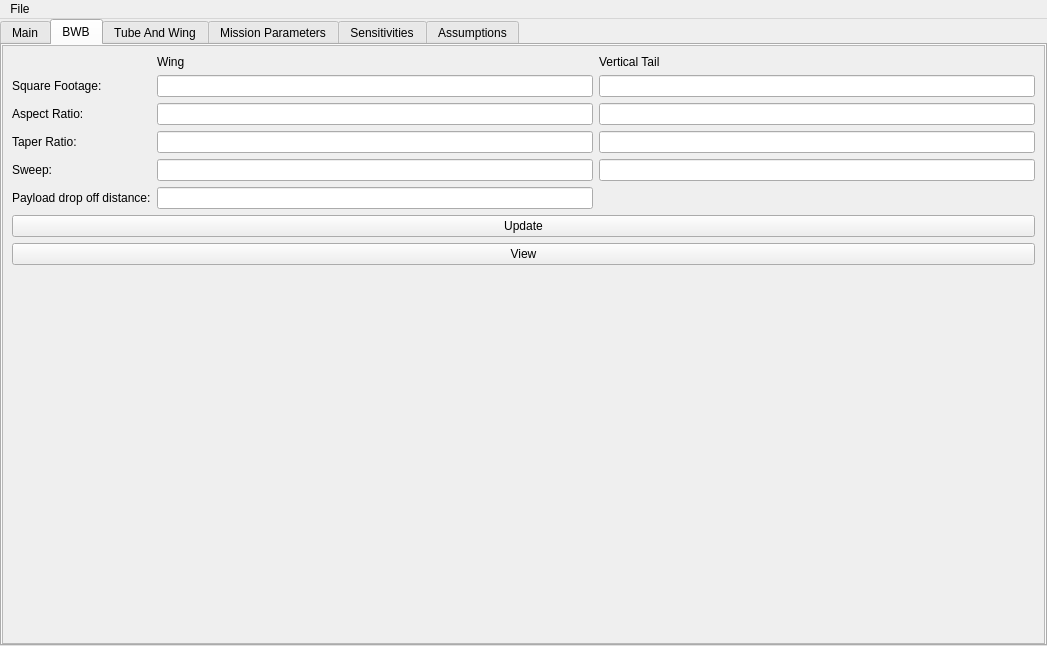
Before: the Qt Designer form BWB_GUI/form.ui in bsannar/Capstone_BWB, drawn with Qt 5.
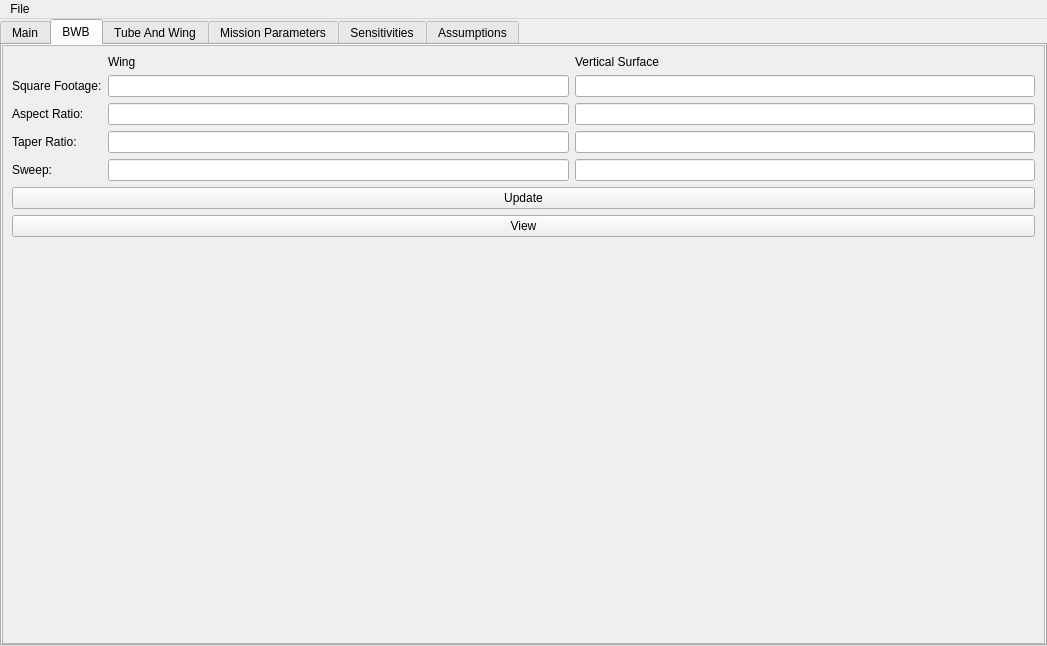
After: the same form once the commit is applied. The open tabs and pages were chosen to show the change. Icons and pictures are not drawn.

```diff
--- a/BWB_GUI/form.ui
+++ b/BWB_GUI/form.ui
@@ -186,30 +186,16 @@
            </property>
            <layout class="QVBoxLayout" name="verticalLayout_3">
             <item>
-             <layout class="QGridLayout" name="gridLayout">
-              <item row="1" column="0">
-               <widget class="QLabel" name="lbWingspan">
+             <layout class="QGridLayout" name="glBwbGeometry">
+              <item row="0" column="1">
+               <widget class="QLabel" name="lbWingspan_2">
                 <property name="text">
-                 <string>Square Footage:</string>
+                 <string>Wing</string>
                 </property>
                </widget>
               </item>
-              <item row="3" column="0">
-               <widget class="QLabel" name="label_5">
-                <property name="text">
-                 <string>Taper Ratio:</string>
-                </property>
-               </widget>
-              </item>
-              <item row="5" column="0">
-               <widget class="QLabel" name="lbDropDistance">
-                <property name="text">
-                 <string>Payload drop off distance:</string>
-                </property>
-               </widget>
-              </item>
-              <item row="2" column="2">
-               <widget class="QLineEdit" name="txtVertTailAspectRatio"/>
+              <item row="4" column="2">
+               <widget class="QLineEdit" name="txtVertsurfSweepDeg"/>
               </item>
               <item row="4" column="0">
                <widget class="QLabel" name="label_6">
@@ -218,17 +204,40 @@
                 </property>
                </widget>
               </item>
+              <item row="3" column="1">
+               <widget class="QLineEdit" name="txtWingTaperRatio"/>
+              </item>
+              <item row="2" column="1">
+               <widget class="QLineEdit" name="txtWingAspectRatio"/>
+              </item>
+              <item row="0" column="2">
+               <widget class="QLabel" name="lbWingspan_3">
+                <property name="text">
+                 <string>Vertical Surface</string>
+                </property>
+               </widget>
+              </item>
+              <item row="1" column="2">
+               <widget class="QLineEdit" name="txtVertsurfSqFt"/>
+              </item>
+              <item row="2" column="2">
+               <widget class="QLineEdit" name="txtVertsurfAspectRatio"/>
+              </item>
               <item row="4" column="1">
                <widget class="QLineEdit" name="txtWingSweep"/>
               </item>
-              <item row="4" column="2">
-               <widget class="QLineEdit" name="txtVertTailSweep"/>
+              <item row="1" column="0">
+               <widget class="QLabel" name="lbWingspan">
+                <property name="text">
+                 <string>Square Footage:</string>
+                </property>
+               </widget>
               </item>
               <item row="3" column="2">
                <widget class="QLineEdit" name="txtVertTailTaperRatio"/>
               </item>
-              <item row="5" column="1">
-               <widget class="QLineEdit" name="txtDropDistance"/>
+              <item row="1" column="1">
+               <widget class="QLineEdit" name="txtWingSqFt"/>
               </item>
               <item row="2" column="0">
                <widget class="QLabel" name="lbTailspan">
@@ -237,32 +246,13 @@
                 </property>
                </widget>
               </item>
-              <item row="0" column="1">
-               <widget class="QLabel" name="lbWingspan_2">
+              <item row="3" column="0">
+               <widget class="QLabel" name="label_5">
                 <property name="text">
-                 <string>Wing</string>
+                 <string>Taper Ratio:</string>
                 </property>
                </widget>
               </item>
-              <item row="1" column="2">
-               <widget class="QLineEdit" name="txtVertTailSqFt"/>
-              </item>
-              <item row="0" column="2">
-               <widget class="QLabel" name="lbWingspan_3">
-                <property name="text">
-                 <string>Vertical Tail</string>
-                </property>
-               </widget>
-              </item>
-              <item row="1" column="1">
-               <widget class="QLineEdit" name="txtWingSqFt"/>
-              </item>
-              <item row="2" column="1">
-               <widget class="QLineEdit" name="txtWingAspectRatio"/>
-              </item>
-              <item row="3" column="1">
-               <widget class="QLineEdit" name="txtWingTaperRatio"/>
-              </item>
              </layout>
             </item>
             <item>
```
Left out of the diff: 6 changed lines with no effect on the pictures.
